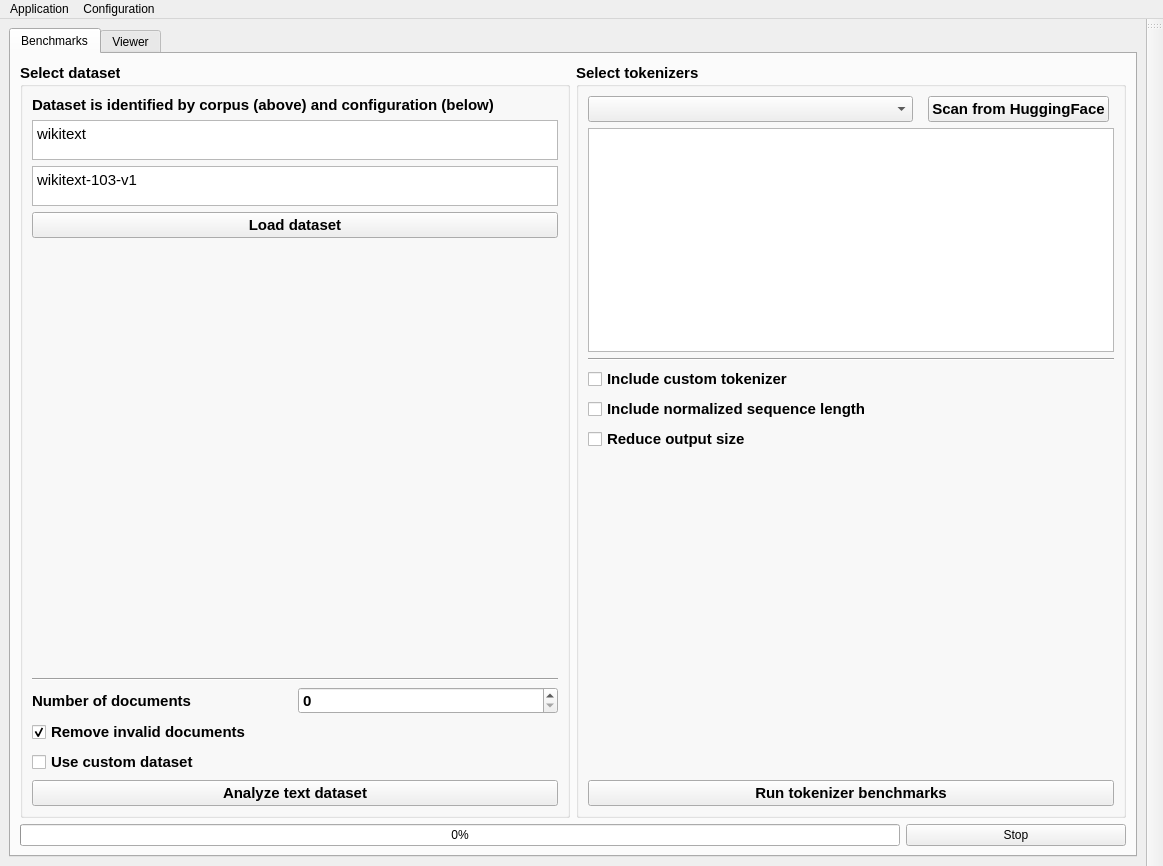
Before: the Qt Designer form TokenBenchy/app/assets/window_layout.ui in CTCycle/TKBEN-tokenizers-benchmarker, drawn with Qt 5.
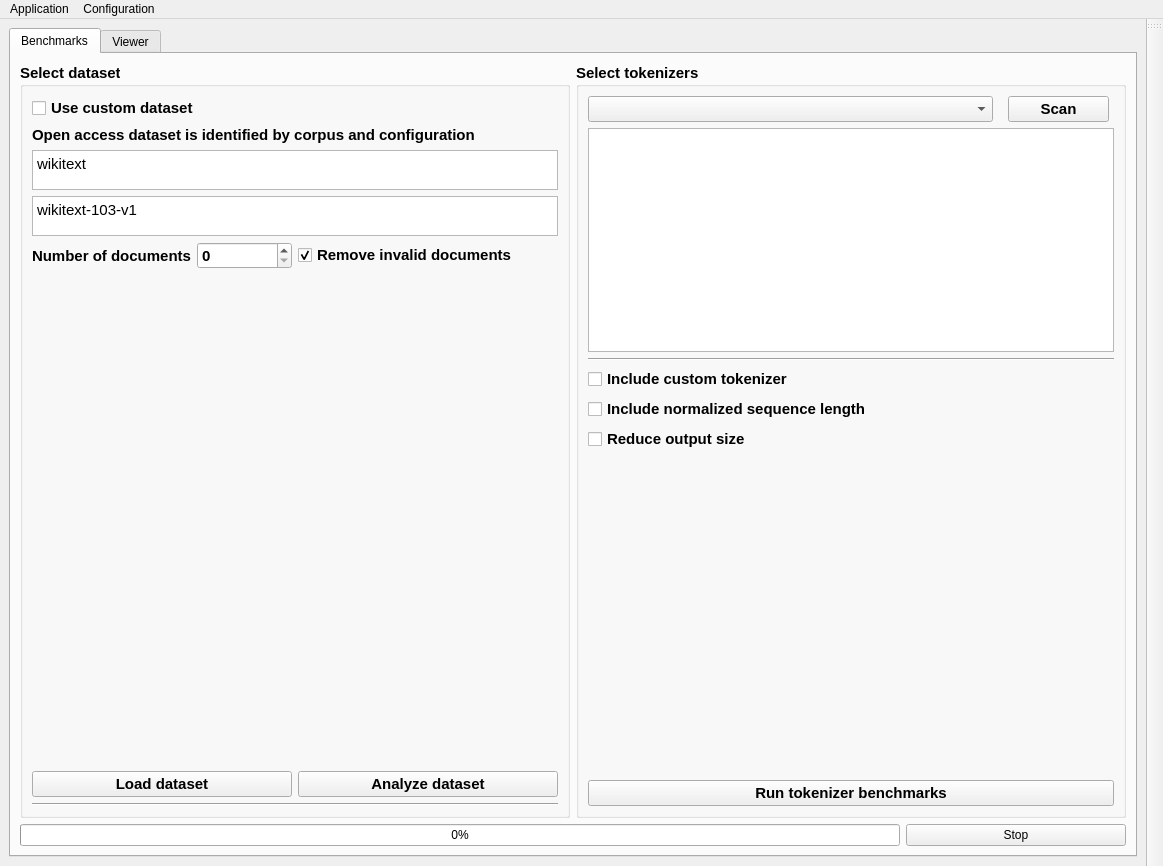
After: the same form once the commit is applied.

Commit message: modified UI, changed way of handling text dataset

Patch:
```diff
--- a/TokenBenchy/app/assets/window_layout.ui
+++ b/TokenBenchy/app/assets/window_layout.ui
@@ -44,7 +44,7 @@
        </attribute>
        <layout class="QVBoxLayout" name="verticalLayout_2">
         <item>
-         <layout class="QHBoxLayout" name="horizontalLayout">
+         <layout class="QHBoxLayout" name="horizontalLayout" stretch="0,0">
           <item>
            <widget class="QGroupBox" name="datasetGroup">
             <property name="font">
@@ -57,10 +57,17 @@
              <string>Select dataset</string>
             </property>
             <layout class="QVBoxLayout" name="verticalLayout_3">
+             <item>
+              <widget class="QCheckBox" name="useCustomDataset">
+               <property name="text">
+                <string>Use custom dataset</string>
+               </property>
+              </widget>
+             </item>
              <item>
               <widget class="QLabel" name="datasetLabel">
                <property name="text">
-                <string>Dataset is identified by corpus (above) and configuration (below)</string>
+                <string>Open access dataset is identified by corpus and configuration</string>
                </property>
               </widget>
              </item>
@@ -75,6 +82,7 @@
                <property name="font">
                 <font>
                  <pointsize>11</pointsize>
+                 <bold>true</bold>
                 </font>
                </property>
                <property name="html">
@@ -84,8 +92,8 @@
 hr { height: 1px; border-width: 0; }
 li.unchecked::marker { content: &quot;\2610&quot;; }
 li.checked::marker { content: &quot;\2612&quot;; }
-&lt;/style&gt;&lt;/head&gt;&lt;body style=&quot; font-family:'Segoe UI'; font-size:11pt; font-weight:400; font-style:normal;&quot;&gt;
-&lt;p style=&quot; margin-top:0px; margin-bottom:0px; margin-left:0px; margin-right:0px; -qt-block-indent:0; text-indent:0px;&quot;&gt;wikitext&lt;/p&gt;&lt;/body&gt;&lt;/html&gt;</string>
+&lt;/style&gt;&lt;/head&gt;&lt;body style=&quot; font-family:'Segoe UI'; font-size:11pt; font-weight:700; font-style:normal;&quot;&gt;
+&lt;p style=&quot; margin-top:0px; margin-bottom:0px; margin-left:0px; margin-right:0px; -qt-block-indent:0; text-indent:0px;&quot;&gt;&lt;span style=&quot; font-weight:400;&quot;&gt;wikitext&lt;/span&gt;&lt;/p&gt;&lt;/body&gt;&lt;/html&gt;</string>
                </property>
               </widget>
              </item>
@@ -100,6 +108,7 @@
                <property name="font">
                 <font>
                  <pointsize>11</pointsize>
+                 <bold>true</bold>
                 </font>
                </property>
                <property name="html">
@@ -109,38 +118,13 @@
 hr { height: 1px; border-width: 0; }
 li.unchecked::marker { content: &quot;\2610&quot;; }
 li.checked::marker { content: &quot;\2612&quot;; }
-&lt;/style&gt;&lt;/head&gt;&lt;body style=&quot; font-family:'Segoe UI'; font-size:11pt; font-weight:400; font-style:normal;&quot;&gt;
-&lt;p style=&quot; margin-top:0px; margin-bottom:0px; margin-left:0px; margin-right:0px; -qt-block-indent:0; text-indent:0px;&quot;&gt;wikitext-103-v1&lt;/p&gt;&lt;/body&gt;&lt;/html&gt;</string>
+&lt;/style&gt;&lt;/head&gt;&lt;body style=&quot; font-family:'Segoe UI'; font-size:11pt; font-weight:700; font-style:normal;&quot;&gt;
+&lt;p style=&quot; margin-top:0px; margin-bottom:0px; margin-left:0px; margin-right:0px; -qt-block-indent:0; text-indent:0px;&quot;&gt;&lt;span style=&quot; font-weight:400;&quot;&gt;wikitext-103-v1&lt;/span&gt;&lt;/p&gt;&lt;/body&gt;&lt;/html&gt;</string>
                </property>
               </widget>
              </item>
              <item>
-              <widget class="QPushButton" name="loadDataset">
-               <property name="text">
-                <string>Load dataset</string>
-               </property>
-              </widget>
-             </item>
-             <item>
-              <spacer name="verticalSpacer">
-               <property name="orientation">
-                <enum>Qt::Orientation::Vertical</enum>
-               </property>
-               <property name="sizeHint" stdset="0">
-                <size>
-                 <width>20</width>
-                 <height>40</height>
-                </size>
-               </property>
-              </spacer>
-             </item>
-             <item>
-              <widget class="Line" name="line">
-               <property name="orientation">
-                <enum>Qt::Orientation::Horizontal</enum>
-               </property>
-              </widget>
-             </item>
+              <layout class="QHBoxLayout" name="horizontalLayout_4">
              <item>
               <layout class="QHBoxLayout" name="horizontalLayout_6">
                <item>
@@ -172,17 +156,43 @@
                </property>
               </widget>
              </item>
+              </layout>
+             </item>
              <item>
-              <widget class="QCheckBox" name="useCustomDataset">
+              <spacer name="verticalSpacer">
+               <property name="orientation">
+                <enum>Qt::Orientation::Vertical</enum>
+               </property>
+               <property name="sizeHint" stdset="0">
+                <size>
+                 <width>20</width>
+                 <height>40</height>
+                </size>
+               </property>
+              </spacer>
+             </item>
+             <item>
+              <layout class="QHBoxLayout" name="horizontalLayout_2">
+               <item>
+                <widget class="QPushButton" name="loadDataset">
                <property name="text">
-                <string>Use custom dataset</string>
+                  <string>Load dataset</string>
                </property>
               </widget>
              </item>
              <item>
               <widget class="QPushButton" name="analyzeDataset">
                <property name="text">
-                <string>Analyze text dataset</string>
+                  <string>Analyze dataset</string>
+                 </property>
+                </widget>
+               </item>
+              </layout>
+             </item>
+             <item>
+              <widget class="Line" name="line">
+               <property name="orientation">
+                <enum>Qt::Orientation::Horizontal</enum>
                </property>
               </widget>
              </item>
@@ -202,7 +212,7 @@
             </property>
             <layout class="QVBoxLayout" name="verticalLayout_7">
              <item>
-              <layout class="QHBoxLayout" name="selectTokenizerLayout" stretch="2,1">
+              <layout class="QHBoxLayout" name="selectTokenizerLayout" stretch="4,1">
                <property name="spacing">
                 <number>15</number>
                </property>
@@ -215,7 +225,7 @@
                <item>
                 <widget class="QPushButton" name="scanHF">
                  <property name="text">
-                  <string>Scan from HuggingFace</string>
+                  <string>Scan</string>
                  </property>
                 </widget>
                </item>
```
Left out of the diff: 4 changed lines with no effect on the pictures. Lines whose indentation alone changed are shown as unchanged. The commit also changes 9 other files.
